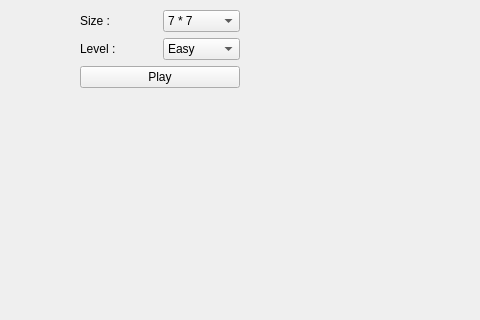
Old version of the form jeu_akiri_qt/mainwindow.ui in the repository sidi-abdallah/Jeu_akiri_QT; both pictures show x 0 to 480 and y 0 to 320 of the 800 by 600 pixel window.
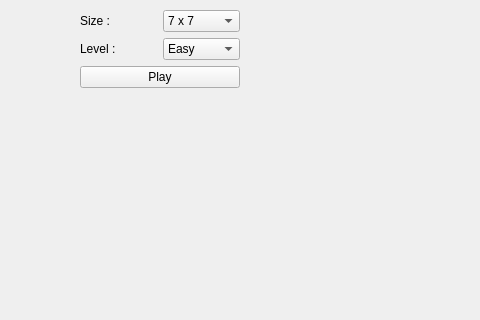
New version of the form. Custom widgets are drawn as their Qt base class.

Diff of the .ui file:
```diff
--- a/jeu_akiri_qt/mainwindow.ui
+++ b/jeu_akiri_qt/mainwindow.ui
@@ -67,7 +67,7 @@
       <widget class="QComboBox" name="size_box">
        <item>
         <property name="text">
-         <string>7 * 7</string>
+         <string>7 x 7</string>
         </property>
        </item>
        <item>
```
Left out of the diff: 6 changed lines with no effect on the pictures.
